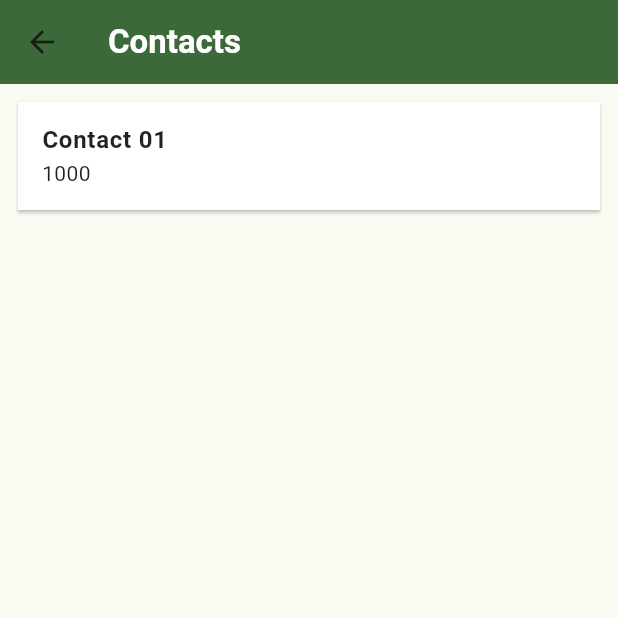
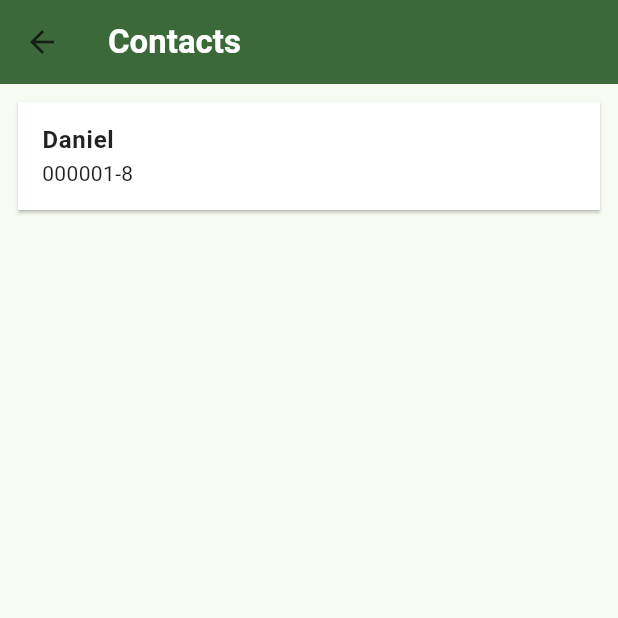
Before and after one commit to DanielBrown1998/ByteBank, a Flutter app: the ContactsPage screen opened by its route, on a phone screen of 412 x 824 dp, the top half of it. Run offline on Flutter 3.47's test engine with Material 3 defaults, Android fonts, the phone set to English and light mode, and no system bars; our stand-ins replace sqflite; accounts and stored records are empty.

Commit message:
wip: implementando uma lista dinamica em contacts.dart

```diff
--- a/app/lib/screens/contacts.dart
+++ b/app/lib/screens/contacts.dart
@@ -1,10 +1,14 @@
+import 'package:app/models/contact.dart';
 import 'package:flutter/material.dart';
 
 class ContactsPage extends StatelessWidget {
-  const ContactsPage({super.key});
+  ContactsPage({super.key});
+
+  final List<Contact> contacts = [];
 
   @override
   Widget build(BuildContext context) {
+    contacts.add(Contact(id: 0, name: "Daniel", account: "000001-8"));
     return Scaffold(
       appBar: AppBar(
         title: Text(
@@ -13,27 +17,14 @@ class ContactsPage extends StatelessWidget {
         ),
         backgroundColor: Theme.of(context).colorScheme.primary,
       ),
-      body: ListView(
-        children: [
-          Padding(
+      body: ListView.builder(
+        itemCount: contacts.length,
+        itemBuilder: (context, index) {
+          return Padding(
             padding: const EdgeInsets.all(8.0),
-            child: Card(
-              color: Colors.white,
-              shape: BeveledRectangleBorder(),
-              child: ListTile(
-                iconColor: Colors.black87,
-                onTap: () {},
-                textColor: Colors.black87,
-                selectedColor: Colors.white,
-                title: Text(
-                  "Contact 01",
-                  style: TextStyle(fontWeight: FontWeight.bold),
-                ),
-                subtitle: Text("1000"),
-              ),
-            ),
-          ),
-        ],
+            child: _ContactItem(contact: contacts[index]),
+          );
+        },
       ),
       floatingActionButton: FloatingActionButton(
         onPressed: () {
@@ -48,3 +39,27 @@ class ContactsPage extends StatelessWidget {
     );
   }
 }
+
+class _ContactItem extends StatelessWidget {
+  final Contact contact;
+  const _ContactItem({required this.contact});
+
+  @override
+  Widget build(BuildContext context) {
+    return Card(
+      color: Colors.white,
+      shape: BeveledRectangleBorder(),
+      child: ListTile(
+        iconColor: Colors.black87,
+        onTap: () {},
+        textColor: Colors.black87,
+        selectedColor: Colors.white,
+        title: Text(
+          contact.name,
+          style: TextStyle(fontWeight: FontWeight.bold),
+        ),
+        subtitle: Text(contact.account),
+      ),
+    );
+  }
+}
```
